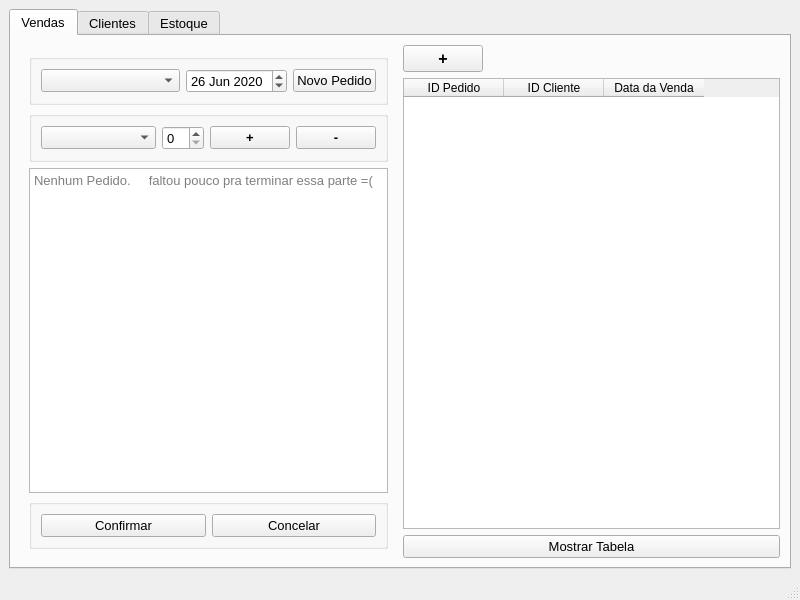
The window that mainwindow.ui (Spyght/Projeto_ECommerce) describes before a commit, drawn with Qt 5.
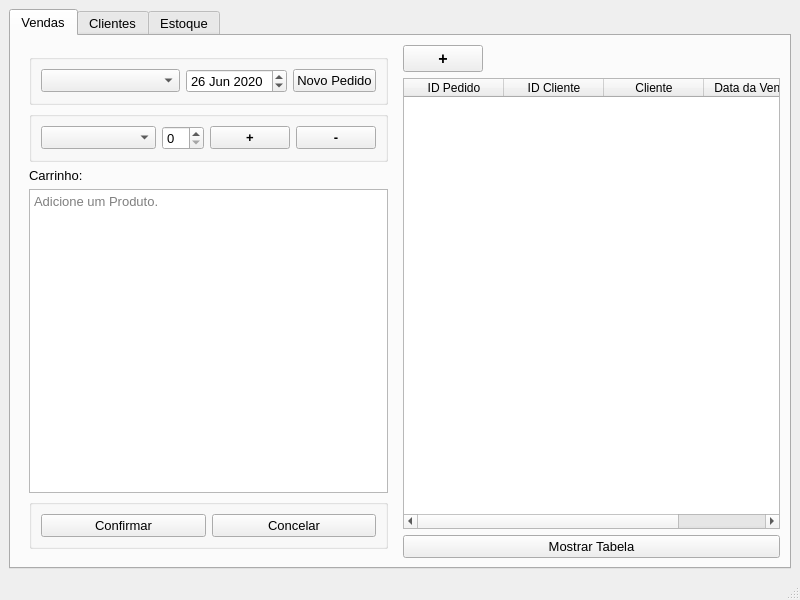
The same window after the commit.

Patch:
```diff
--- a/mainwindow.ui
+++ b/mainwindow.ui
@@ -140,13 +140,20 @@
              </layout>
             </widget>
            </item>
+           <item>
+            <widget class="QLabel" name="label">
+             <property name="text">
+              <string>Carrinho:</string>
+             </property>
+            </widget>
+           </item>
            <item>
             <widget class="QTextEdit" name="textEdit">
              <property name="readOnly">
               <bool>true</bool>
              </property>
              <property name="placeholderText">
-              <string>Nenhum Pedido.     faltou pouco pra terminar essa parte =(</string>
+              <string>Adicione um Produto. </string>
              </property>
             </widget>
            </item>
@@ -216,6 +223,11 @@
               <string>ID Cliente</string>
              </property>
             </column>
+            <column>
+             <property name="text">
+              <string>Cliente</string>
+             </property>
+            </column>
             <column>
              <property name="text">
               <string>Data da Venda</string>
```
